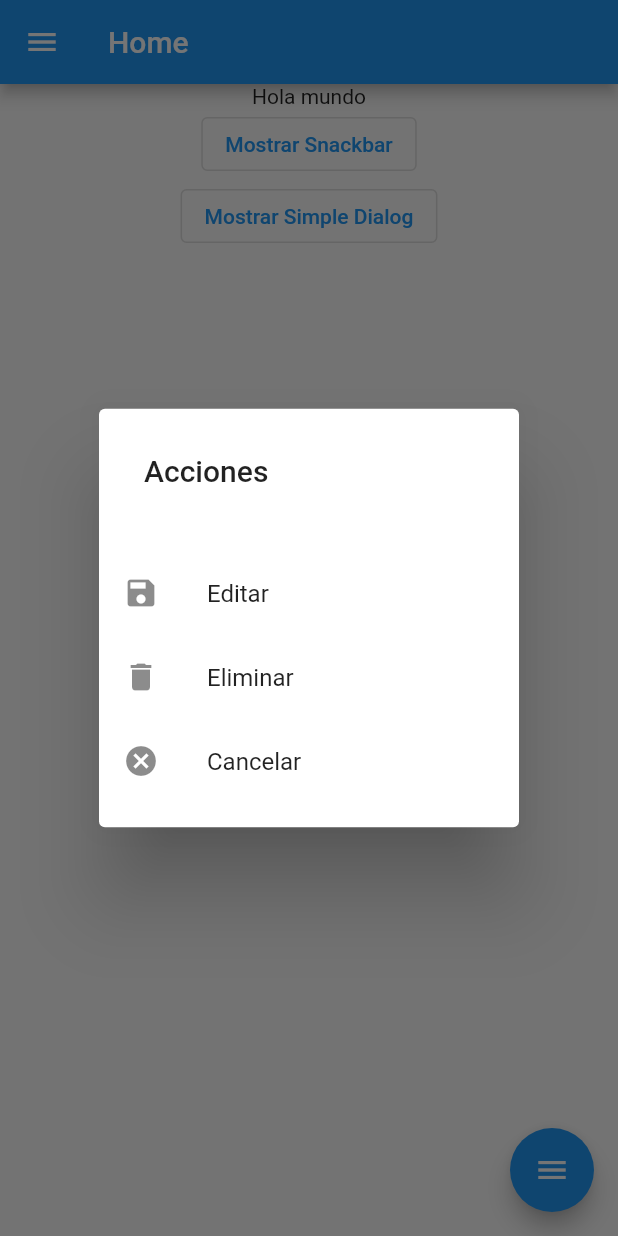
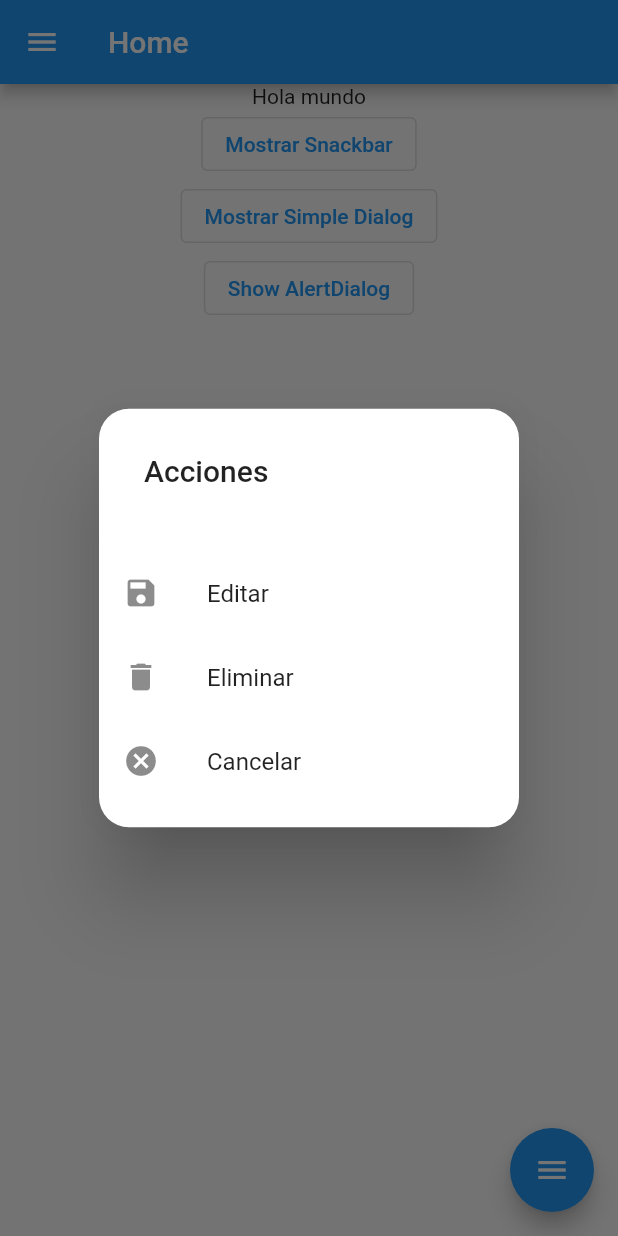
Before and after one commit to rogelio1502/learning-flutter, a Flutter app: the screen it shows after launch, after a tap on "Mostrar Simple Dialog", on a phone screen of 412 x 824 dp. Run offline on Flutter 3.47's test engine with Material 2 defaults, Android fonts, the phone set to English and light mode, and no system bars.

Commit message:
alert dialog

```diff
--- a/lib/src/screens/my_home_page.dart
+++ b/lib/src/screens/my_home_page.dart
@@ -35,7 +35,14 @@ class _MyHomePageState extends State<MyHomePage> {
                 child: OutlinedButton(
                   child: const Text('Mostrar Simple Dialog'),
                   onPressed: () => _showDialog(context),
-              )),
+                ),
+              ),
+              Center(
+                child: OutlinedButton(
+                  child: const Text('Show AlertDialog'),
+                  onPressed: () => _showDialog(context, 2),
+                ),
+              )
             ]),
           );
         },
@@ -60,13 +67,41 @@ class _MyHomePageState extends State<MyHomePage> {
     super.dispose();
   }
 
-  void _showDialog(BuildContext context) {
+  void _showDialog(BuildContext context, [int type = 1]) {
+    if (type == 2) {
+      showDialog(
+        context: context,
+        builder: (BuildContext context) {
+          return AlertDialog(
+            title: const Text('Alert Dialog'),
+            content: Text('¿Deseas borrar el elemento?'),
+            actions: [
+              FlatButton(
+                  onPressed: () {
+                    Navigator.of(context).pop();
+                  },
+                  child: Text('Si')),
+              FlatButton(
+                  onPressed: () {
+                    Navigator.of(context).pop();
+                  },
+                  child: Text('No')),
+            ],
+            shape:
+                RoundedRectangleBorder(borderRadius: BorderRadius.circular(20)),
+          );
+        },
+      );
+    } else {
       showDialog(
         context: context,
         builder: (BuildContext context) {
           return SimpleDialog(
             title: const Text('Acciones'),
             titlePadding: const EdgeInsets.all(30),
+            shape: RoundedRectangleBorder(
+              borderRadius: BorderRadius.circular(20),
+            ),
             children: [
               ListTile(
                 title: const Text('Editar'),
@@ -94,6 +129,7 @@ class _MyHomePageState extends State<MyHomePage> {
         },
         barrierDismissible: false, // works to disable back tap hide
       );
+    }
   }
 
   void _showSnackBar(BuildContext context) {
```
Lines whose indentation alone changed are shown as unchanged.
